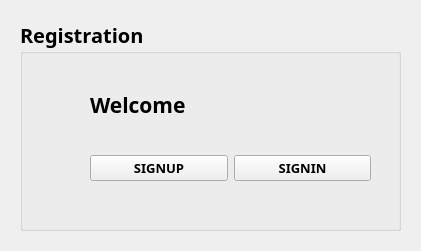
Above: login.ui from sravsnaina/login before the change. Below: the same form after it.
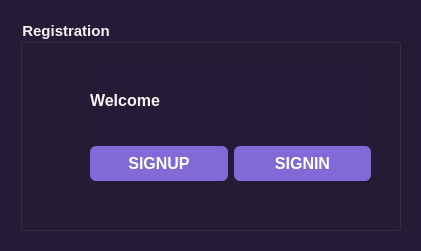
That is the form after the change.

```diff
--- a/login.ui
+++ b/login.ui
@@ -17,13 +17,72 @@
    <enum>Qt::LeftToRight</enum>
   </property>
   <property name="styleSheet">
-   <string notr="true">QWidget {
-    background: qlineargradient(
-        x1:0, y1:0, x2:0, y2:1,
-        stop:0 #6A4B8A,
-        stop:1 #4B3869
-    );
+   <string notr="true">/* MAIN BACKGROUND */
+QWidget {
+    background-color: #261b36;
+    color: #f5f5f5;
+    font-family: &quot;Segoe UI&quot;;
+    font-size: 11pt;   /* Base size */
 }
+
+/* LABELS */
+QLabel {
+    color: #f5f5f5;
+    font-size: 12pt;       /* bigger labels */
+    font-weight: 600;      /* semi-bold, not heavy */
+
+}
+
+/* INPUTS */
+QLineEdit,
+QComboBox,
+QDateEdit,
+QTextEdit {
+    background-color: #3b2a52;
+    border: 1px solid #7f6ad8;
+    border-radius: 4px;
+    padding: 6px;
+    font-size: 11pt;       /* input text slightly smaller */
+    color: #ffffff;
+}
+
+/* FOCUS STYLE */
+QLineEdit:focus,
+QComboBox:focus,
+QDateEdit:focus,
+QTextEdit:focus {
+    border: 1px solid #f1c40f;
+    outline: none;
+}
+
+/* BUTTON */
+QPushButton {
+    background-color: #7f6ad8;
+    color: white;
+    font-size: 12pt;       /* bigger button text */
+    font-weight: 700;
+    border-radius: 6px;
+    padding: 8px 0;
+    border: none;
+}
+
+QPushButton:hover {
+    background-color: #9b82ff;
+}
+
+QPushButton:pressed {
+    background-color: #5e4ab0;
+}
+
+/* ERROR LABELS */
+QLabel#errorUsernameLabel,
+QLabel#errorPasswordLabel,
+QLabel#errorEmailLabel {
+    color: #ff6b6b;
+    font-size: 9pt;        /* small hint text */
+    font-weight: normal;
+}
+
 </string>
   </property>
   <widget class="QWidget" name="centralwidget">
@@ -56,8 +115,8 @@
      <widget class="QGroupBox" name="groupBox">
       <property name="font">
        <font>
-        <family>Arial Black</family>
-        <pointsize>15</pointsize>
+        <family>Segoe UI</family>
+        <pointsize>11</pointsize>
         <weight>75</weight>
         <bold>true</bold>
        </font>
@@ -82,8 +141,8 @@
          <widget class="QLabel" name="label">
           <property name="font">
            <font>
-            <family>Arial Black</family>
-            <pointsize>16</pointsize>
+            <family>Segoe UI</family>
+            <pointsize>12</pointsize>
             <weight>75</weight>
             <bold>true</bold>
            </font>
@@ -102,9 +161,9 @@
            <widget class="QPushButton" name="Singup">
             <property name="font">
              <font>
-              <family>Arial Black</family>
-              <pointsize>10</pointsize>
-              <weight>75</weight>
+              <family>Segoe UI</family>
+              <pointsize>12</pointsize>
+              <weight>87</weight>
               <bold>true</bold>
              </font>
             </property>
@@ -117,9 +176,9 @@
            <widget class="QPushButton" name="signin">
             <property name="font">
              <font>
-              <family>Arial Black</family>
-              <pointsize>10</pointsize>
-              <weight>75</weight>
+              <family>Segoe UI</family>
+              <pointsize>12</pointsize>
+              <weight>87</weight>
               <bold>true</bold>
              </font>
             </property>
```
